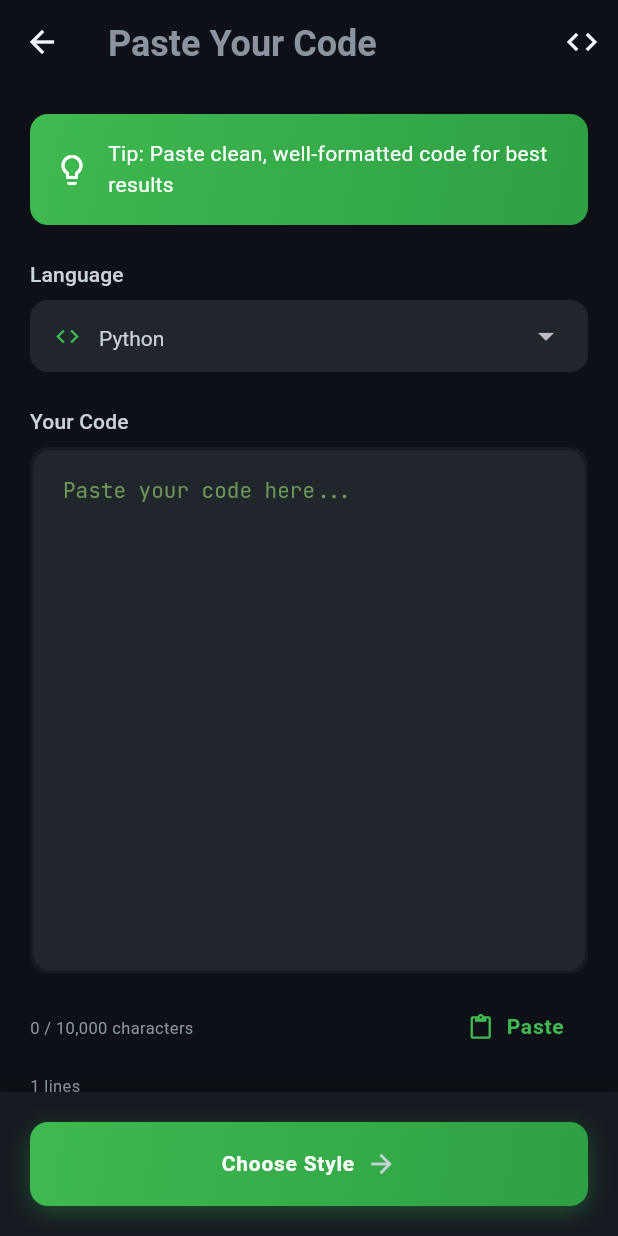
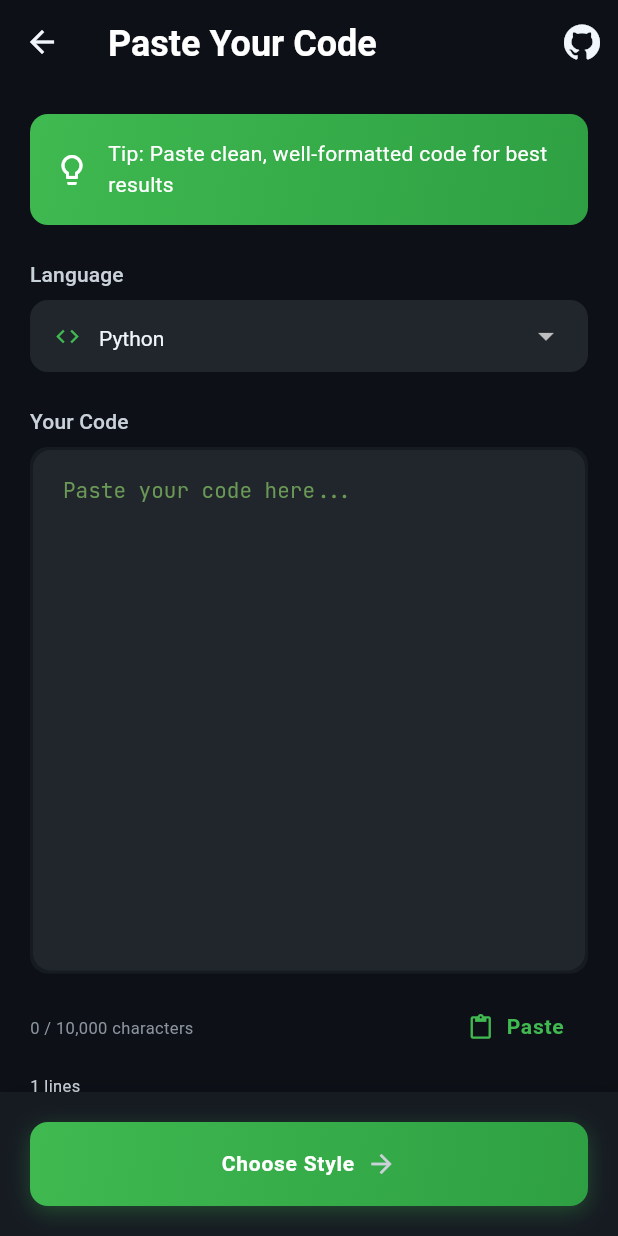
Before and after one commit to DevKorrir/code-poetry-flutter, a Flutter app: the CodeInputScreen screen opened directly, on a phone screen of 412 x 824 dp. Run offline on Flutter 3.47's test engine with Material 3 defaults, Android fonts, the phone set to English and light mode, and no system bars; our stand-ins replace cloud_firestore, connectivity_plus, firebase_auth, firebase_core, flutter_dotenv, flutter_secure_storage and 5 more; accounts and stored records are empty.

Commit message:
google auth working

```diff
--- a/lib/core/services/auth_service.dart
+++ b/lib/core/services/auth_service.dart
@@ -18,8 +18,12 @@ class AuthService {
   // Firebase instances
   final FirebaseAuth _auth = FirebaseAuth.instance;
 
-  // Modern, Corrected Initialization
-  final GoogleSignIn _googleSignIn = GoogleSignIn.instance;
+  // Google Sign-In client for mobile (google_sign_in 6.x)
+  final GoogleSignIn _googleSignIn = GoogleSignIn(
+    scopes: <String>[
+      'email',
+    ],
+  );
 
   // Secure storage for sensitive credentials
   final SecureStorageService _secureStorage = SecureStorageService();
@@ -142,7 +146,8 @@ class AuthService {
   /// Sign in with Google
   Future<UserModel> signInWithGoogle() async {
     try {
-      final GoogleSignInAccount? googleUser = await _googleSignIn.authenticate();
+      // Start interactive sign-in flow (6.x API)
+      final GoogleSignInAccount? googleUser = await _googleSignIn.signIn();
 
       if (googleUser == null) {
         throw AuthException('Google sign in cancelled');
@@ -150,10 +155,11 @@ class AuthService {
 
       // Obtain auth details
       final GoogleSignInAuthentication googleAuth =
-      await googleUser.authentication;
+          await googleUser.authentication;
 
-      // Create credential using ID Token ONLY
+      // Create Firebase credential using access token and ID token
       final credential = GoogleAuthProvider.credential(
+        accessToken: googleAuth.accessToken,
         idToken: googleAuth.idToken,
       );
 
@@ -645,16 +651,18 @@ class AuthService {
         throw AuthException('No user signed in');
       }
 
-      final GoogleSignInAccount? googleUser = await _googleSignIn.authenticate();
+      // Run the same interactive Google flow again using 6.x API
+      final GoogleSignInAccount? googleUser = await _googleSignIn.signIn();
 
       if (googleUser == null) {
         throw AuthException('Google sign in cancelled');
       }
 
       final GoogleSignInAuthentication googleAuth =
-      await googleUser.authentication;
+          await googleUser.authentication;
 
       final credential = GoogleAuthProvider.credential(
+        accessToken: googleAuth.accessToken,
         idToken: googleAuth.idToken,
       );
 
--- a/lib/core/theme/app_theme.dart
+++ b/lib/core/theme/app_theme.dart
@@ -191,21 +191,36 @@ class AppTheme {
 
     // Text Theme
     textTheme: TextTheme(
-      displayLarge: AppTextStyles.h1(),
-      displayMedium: AppTextStyles.h2(),
-      displaySmall: AppTextStyles.h3(),
-      headlineLarge: AppTextStyles.h3(),
-      headlineMedium: AppTextStyles.h4(),
-      headlineSmall: AppTextStyles.h5(),
-      titleLarge: AppTextStyles.h4(),
-      titleMedium: AppTextStyles.h5(),
-      titleSmall: AppTextStyles.labelLarge(),
-      bodyLarge: AppTextStyles.bodyLarge(),
-      bodyMedium: AppTextStyles.bodyMedium(),
-      bodySmall: AppTextStyles.bodySmall(),
-      labelLarge: AppTextStyles.labelLarge(),
-      labelMedium: AppTextStyles.labelMedium(),
-      labelSmall: AppTextStyles.labelSmall(),
+      displayLarge:
+          AppTextStyles.h1(color: AppColors.darkTextPrimary),
+      displayMedium:
+          AppTextStyles.h2(color: AppColors.darkTextPrimary),
+      displaySmall:
+          AppTextStyles.h3(color: AppColors.darkTextPrimary),
+      headlineLarge:
+          AppTextStyles.h3(color: AppColors.darkTextPrimary),
+      headlineMedium:
+          AppTextStyles.h4(color: AppColors.darkTextPrimary),
+      headlineSmall:
+          AppTextStyles.h5(color: AppColors.darkTextPrimary),
+      titleLarge:
+          AppTextStyles.h4(color: AppColors.darkTextPrimary),
+      titleMedium:
+          AppTextStyles.h5(color: AppColors.darkTextPrimary),
+      titleSmall:
+          AppTextStyles.labelLarge(color: AppColors.darkTextPrimary),
+      bodyLarge:
+          AppTextStyles.bodyLarge(color: AppColors.darkTextSecondary),
+      bodyMedium:
+          AppTextStyles.bodyMedium(color: AppColors.darkTextSecondary),
+      bodySmall:
+          AppTextStyles.bodySmall(color: AppColors.darkTextTertiary),
+      labelLarge:
+          AppTextStyles.labelLarge(color: AppColors.darkTextSecondary),
+      labelMedium:
+          AppTextStyles.labelMedium(color: AppColors.darkTextSecondary),
+      labelSmall:
+          AppTextStyles.labelSmall(color: AppColors.darkTextTertiary),
     ),
   );
 
--- a/lib/core/theme/text_styles.dart
+++ b/lib/core/theme/text_styles.dart
@@ -27,7 +27,7 @@ class AppTextStyles {
     fontWeight: FontWeight.bold,
     height: 1.2,
     letterSpacing: -0.5,
-    color: color ?? AppColors.darkTextPrimary,
+    color: color,
   );
 
   /// H2 - Section headers
@@ -36,7 +36,7 @@ class AppTextStyles {
     fontWeight: FontWeight.bold,
     height: 1.3,
     letterSpacing: -0.3,
-    color: color ?? AppColors.darkTextPrimary,
+    color: color,
   );
 
   /// H3 - Card headers
@@ -44,7 +44,7 @@ class AppTextStyles {
     fontSize: 24,
     fontWeight: FontWeight.w600,
     height: 1.3,
-    color: color ?? AppColors.darkTextTertiary,
+    color: color,
   );
 
   /// H4 - Small headers
@@ -52,7 +52,7 @@ class AppTextStyles {
     fontSize: 20,
     fontWeight: FontWeight.w600,
     height: 1.4,
-    color: color ?? AppColors.darkTextPrimary,
+    color: color,
   );
 
   /// H5 - Tiny headers
@@ -60,7 +60,7 @@ class AppTextStyles {
     fontSize: 18,
     fontWeight: FontWeight.w600,
     height: 1.4,
-    color: color ?? AppColors.darkTextPrimary,
+    color: color,
   );
 
   // ============================================================
@@ -72,7 +72,7 @@ class AppTextStyles {
     fontSize: 16,
     fontWeight: FontWeight.normal,
     height: 1.5,
-    color: color ?? AppColors.darkTextSecondary,
+    color: color,
   );
 
   /// Body Medium - Secondary content
@@ -80,7 +80,7 @@ class AppTextStyles {
     fontSize: 14,
     fontWeight: FontWeight.normal,
     height: 1.5,
-    color: color ?? AppColors.darkTextSecondary,
+    color: color,
   );
 
   /// Body Small - Tertiary content
@@ -88,7 +88,7 @@ class AppTextStyles {
     fontSize: 12,
     fontWeight: FontWeight.normal,
     height: 1.4,
-    color: color ?? AppColors.darkTextTertiary,
+    color: color,
   );
 
   // ============================================================
@@ -132,7 +132,7 @@ class AppTextStyles {
     fontWeight: FontWeight.w500,
     height: 1.3,
     letterSpacing: 0.1,
-    color: color ?? AppColors.darkTextSecondary,
+    color: color,
   );
 
   /// Label Medium
@@ -141,7 +141,7 @@ class AppTextStyles {
     fontWeight: FontWeight.w500,
     height: 1.3,
     letterSpacing: 0.1,
-    color: color ?? AppColors.darkTextSecondary,
+    color: color,
   );
 
   /// Label Small
@@ -150,7 +150,7 @@ class AppTextStyles {
     fontWeight: FontWeight.w500,
     height: 1.3,
     letterSpacing: 0.2,
-    color: color ?? AppColors.darkTextTertiary,
+    color: color,
   );
 
   // ============================================================
@@ -164,7 +164,7 @@ class AppTextStyles {
     fontWeight: FontWeight.normal,
     height: 1.6,
     letterSpacing: 0,
-    color: color ?? AppColors.darkTextPrimary,
+    color: color,
   );
 
   /// Code Medium - Inline code
@@ -174,7 +174,7 @@ class AppTextStyles {
     fontWeight: FontWeight.normal,
     height: 1.5,
     letterSpacing: 0,
-    color: color ?? AppColors.darkTextPrimary,
+    color: color,
   );
 
   /// Code Small - Code snippets
@@ -184,7 +184,7 @@ class AppTextStyles {
     fontWeight: FontWeight.normal,
     height: 1.5,
     letterSpacing: 0,
-    color: color ?? AppColors.darkTextPrimary,
+    color: color,
   );
 
   // ============================================================
@@ -220,7 +220,7 @@ class AppTextStyles {
     height: 1.7,
     letterSpacing: 0.2,
     fontStyle: FontStyle.italic,
-    color: color ?? AppColors.darkTextSecondary,
+    color: color,
   );
 
   /// Poetry Small - Poem metadata
@@ -230,7 +230,7 @@ class AppTextStyles {
     fontWeight: FontWeight.normal,
     height: 1.6,
     fontStyle: FontStyle.italic,
-    color: color ?? AppColors.darkTextTertiary,
+    color: color,
   );
 
   // ============================================================
@@ -242,7 +242,7 @@ class AppTextStyles {
     fontSize: 11,
     fontWeight: FontWeight.normal,
     height: 1.3,
-    color: color ?? AppColors.darkTextTertiary,
+    color: color,
   );
 
   /// Overline - For labels above content
@@ -251,7 +251,7 @@ class AppTextStyles {
     fontWeight: FontWeight.w600,
     height: 1.2,
     letterSpacing: 1.5,
-    color: color ?? AppColors.darkTextTertiary,
+    color: color,
   ).copyWith(
     // Make uppercase
     fontFeatures: [const FontFeature.enable('smcp')],
--- a/lib/views/screens/auth/login_screen.dart
+++ b/lib/views/screens/auth/login_screen.dart
@@ -1,5 +1,6 @@
 import 'package:flutter/material.dart';
 import 'package:provider/provider.dart';
+import 'package:font_awesome_flutter/font_awesome_flutter.dart';
 import '../../../core/constants/app_colors.dart';
 import '../../../core/constants/app_strings.dart';
 import '../../../core/theme/text_styles.dart';
@@ -277,7 +278,7 @@ class _LoginScreenState extends State<LoginScreen> {
                   text: AppStrings.loginWithGitHub,
                   onPressed: _signInWithGitHub,
                   isOutlined: true,
-                  leadingIcon: const Icon(Icons.code, size: 24),
+                  leadingIcon: const FaIcon(FontAwesomeIcons.github, size: 24),
                   isLoading: authViewModel.isLoading,
                 ),
 
--- a/lib/views/screens/auth/signup_screen.dart
+++ b/lib/views/screens/auth/signup_screen.dart
@@ -1,5 +1,6 @@
 import 'package:flutter/material.dart';
 import 'package:provider/provider.dart';
+import 'package:font_awesome_flutter/font_awesome_flutter.dart';
 import '../../../core/constants/app_colors.dart';
 import '../../../core/constants/app_strings.dart';
 import '../../../core/theme/text_styles.dart';
@@ -291,7 +292,7 @@ class _SignupScreenState extends State<SignupScreen> {
                   text: AppStrings.loginWithGitHub,
                   onPressed: _signInWithGitHub,
                   isOutlined: true,
-                  leadingIcon: const Icon(Icons.code, size: 24),
+                  leadingIcon: const FaIcon(FontAwesomeIcons.github, size: 24),
                   isLoading: authViewModel.isLoading,
                 ),
 
--- a/lib/views/screens/code_input/code_input_screen.dart
+++ b/lib/views/screens/code_input/code_input_screen.dart
@@ -1,6 +1,7 @@
 import 'package:flutter/material.dart';
 import 'package:flutter/services.dart';
 import 'package:provider/provider.dart';
+import 'package:font_awesome_flutter/font_awesome_flutter.dart';
 import '../../../core/constants/app_colors.dart';
 import '../../../core/constants/app_strings.dart';
 import '../../../core/theme/text_styles.dart';
@@ -9,7 +10,6 @@ import '../../widgets/common/custom_button.dart';
 import '../github/github_token_screen.dart';
 import '../style_selector/style_selector_screen.dart';
 import '../../../core/services/github_service.dart';
-import '../github/github_connect_screen.dart';
 import '../github/github_repository_browser.dart';
 
 /// Code Input Screen
@@ -121,7 +121,7 @@ class _CodeInputScreenState extends State<CodeInputScreen>
       final connected = await Navigator.push(
         context,
         MaterialPageRoute(
-          builder: (context) => const GitHubTokenScreen(), // Use new PAT screen
+          builder: (context) => const GitHubTokenScreen(),
         ),
       );
 
@@ -214,7 +214,7 @@ class _CodeInputScreenState extends State<CodeInputScreen>
         title: const Text(AppStrings.codeInputTitle),
         actions: [
           IconButton(
-            icon: const Icon(Icons.code),
+            icon: const FaIcon(FontAwesomeIcons.github),
             tooltip: 'Import from GitHub',
             onPressed: _importFromGitHub,
           ),
@@ -369,7 +369,11 @@ class _CodeInputScreenState extends State<CodeInputScreen>
               value: viewModel.language,
               isExpanded: true,
               icon: const Icon(Icons.arrow_drop_down),
-              style: AppTextStyles.bodyMedium(),
+              style: AppTextStyles.bodyMedium(
+                color: isDark
+                    ? AppColors.darkTextPrimary
+                    : AppColors.lightTextPrimary,
+              ),
               dropdownColor: isDark
                   ? AppColors.darkSurface
                   : AppColors.lightSurface,
@@ -384,7 +388,14 @@ class _CodeInputScreenState extends State<CodeInputScreen>
                         color: AppColors.primaryStart,
                       ),
                       const SizedBox(width: 12),
-                      Text(language),
+                      Text(
+                        language,
+                        style: AppTextStyles.bodyMedium(
+                          color: isDark
+                              ? AppColors.darkTextPrimary
+                              : AppColors.lightTextPrimary,
+                        ),
+                      ),
                     ],
                   ),
                 );
--- a/lib/views/screens/github/github_token_screen.dart
+++ b/lib/views/screens/github/github_token_screen.dart
@@ -1,10 +1,9 @@
 import 'package:flutter/material.dart';
-import 'package:provider/provider.dart';
+import 'package:flutter/services.dart';
 import '../../../core/constants/app_colors.dart';
 import '../../../core/services/auth_service.dart';
 import '../../../core/services/github_service.dart';
 import '../../../core/theme/text_styles.dart';
-import '../../../viewmodels/auth_viewmodel.dart';
 import '../../widgets/common/custom_button.dart';
 
 class GitHubTokenScreen extends StatefulWidget {
@@ -144,6 +143,8 @@ class _GitHubTokenScreenState extends State<GitHubTokenScreen> {
 4. Select these scopes: repo, read:org, read:user, user:email
 5. Click "Generate token" and paste it above''';
 
+    Clipboard.setData(const ClipboardData(text: instructions));
+
     ScaffoldMessenger.of(context).showSnackBar(
       const SnackBar(
         content: Text('Instructions copied to clipboard!'),
@@ -163,6 +164,7 @@ class _GitHubTokenScreenState extends State<GitHubTokenScreen> {
       body: Container(
         color: const Color(0xFF0D1117),
         child: SafeArea(
+          child: SingleChildScrollView(
             child: Padding(
               padding: const EdgeInsets.all(24),
               child: Column(
@@ -290,7 +292,7 @@ class _GitHubTokenScreenState extends State<GitHubTokenScreen> {
                     ],
                   ),
 
-                const Spacer(),
+                  const SizedBox(height: 32),
 
                   // Action buttons
                   if (_isConnected)
@@ -354,6 +356,7 @@ class _GitHubTokenScreenState extends State<GitHubTokenScreen> {
             ),
           ),
         ),
+      ),
     );
   }
 
--- a/pubspec.yaml
+++ b/pubspec.yaml
@@ -69,13 +69,14 @@ dependencies:
   share_plus: ^12.0.1
 
   # google auth
-  google_sign_in: ^7.2.0
+  google_sign_in: ^6.2.1
 
   webview_flutter: ^4.5.0
 
   # The following adds the Cupertino Icons font to your application.
   # Use with the CupertinoIcons class for iOS style icons.
   cupertino_icons: ^1.0.8
+  font_awesome_flutter: ^10.12.0
 
 dev_dependencies:
   flutter_test:
```
Also changed, not shown: pubspec.lock, 1 other file. Lines whose indentation alone changed are shown as unchanged.
